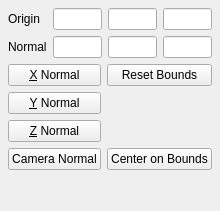
Old version of the form GUI/Client/Widgets/pqImplicitPlaneWidget.ui in the repository wildmichael/ParaView3-enhancements-old.
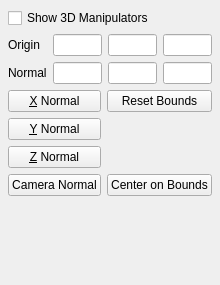
New version of the form.

Commit message: ENH: Added on/off controls for the implicit plane widget

```diff
--- a/GUI/Client/Widgets/pqImplicitPlaneWidget.ui
+++ b/GUI/Client/Widgets/pqImplicitPlaneWidget.ui
@@ -9,7 +9,7 @@
     <x>0</x>
     <y>0</y>
     <width>206</width>
-    <height>211</height>
+    <height>285</height>
    </rect>
   </property>
   <property name="windowTitle" >
@@ -22,6 +22,13 @@
    <property name="spacing" >
     <number>6</number>
    </property>
+   <item>
+    <widget class="QCheckBox" name="show3DWidget" >
+     <property name="text" >
+      <string>Show 3D Manipulators</string>
+     </property>
+    </widget>
+   </item>
    <item>
     <layout class="QGridLayout" >
      <property name="margin" >
```
The commit also changes 6 other files.
